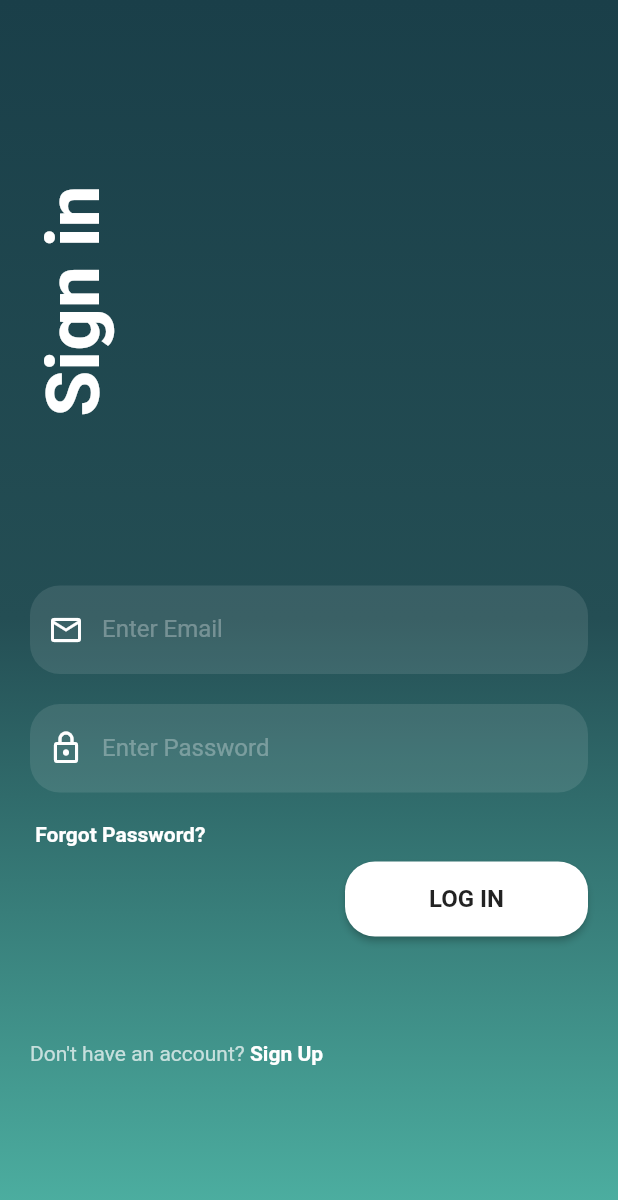
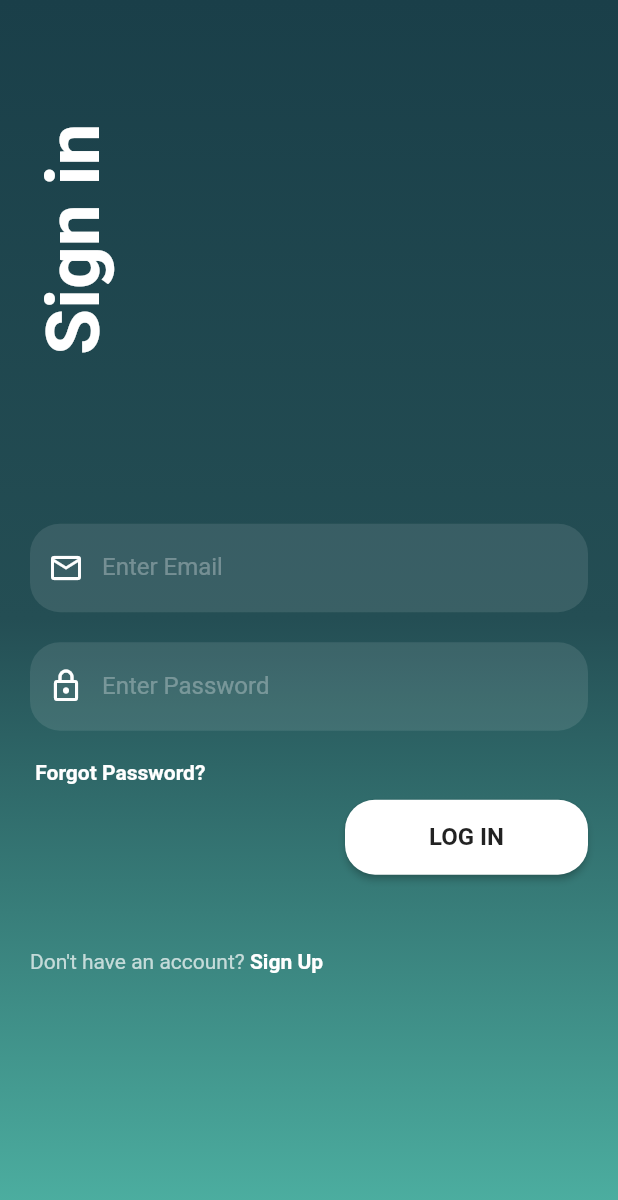
Before and after one commit to ManujaDewmina/User-Login-Template-Flutter-with-Firebase, a Flutter app: the screen it shows after launch, on a phone screen of 412 x 824 dp. Shown: the top 1200 px of the screen. Run offline on Flutter 3.47's test engine with Material 2 defaults, Android fonts, the phone set to English and light mode, and no system bars; our stand-ins replace firebase_auth, firebase_core, font_awesome_flutter; accounts and stored records are empty.

Commit message:
v 1.1 login page design and cording finished

```diff
--- a/lib/reusable_widgets/reusable_widget.dart
+++ b/lib/reusable_widgets/reusable_widget.dart
@@ -44,6 +44,10 @@ TextField reusableTextField(String text, IconData icon, bool isPasswordType, Tex
       ? TextInputType.visiblePassword
       : TextInputType.emailAddress,
   );
+}
+
+void setState(Null Function() param0) {
+  obscureText: false;
 }
 
 Container signInSignUpButton(BuildContext context, String text1, Function onTap){
--- a/lib/screen/sign_in_screen.dart
+++ b/lib/screen/sign_in_screen.dart
@@ -39,7 +39,7 @@ class _SignInScreenState extends State<SignInScreen> {
     child: SingleChildScrollView(
     child: Padding(
             padding: EdgeInsets.fromLTRB(
-                20, MediaQuery.of(context).size.height*0.15, 20, 0),
+                20, MediaQuery.of(context).size.height*0.1, 20, 0),
             child: Column(
               children: <Widget>[
                 headBar(),
@@ -80,7 +80,7 @@ class _SignInScreenState extends State<SignInScreen> {
                     }
                 }}),
 
-                const SizedBox(height: 50,),
+                const SizedBox(height: 30,),
                 signUpOption()
               ],
             ),
```
